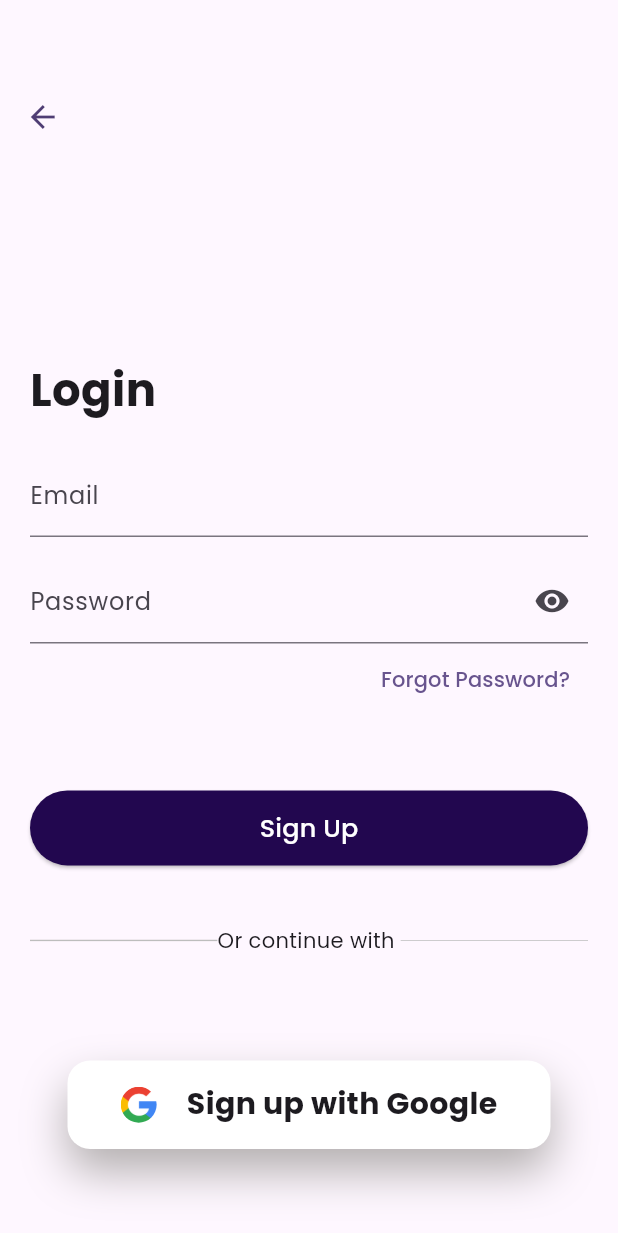
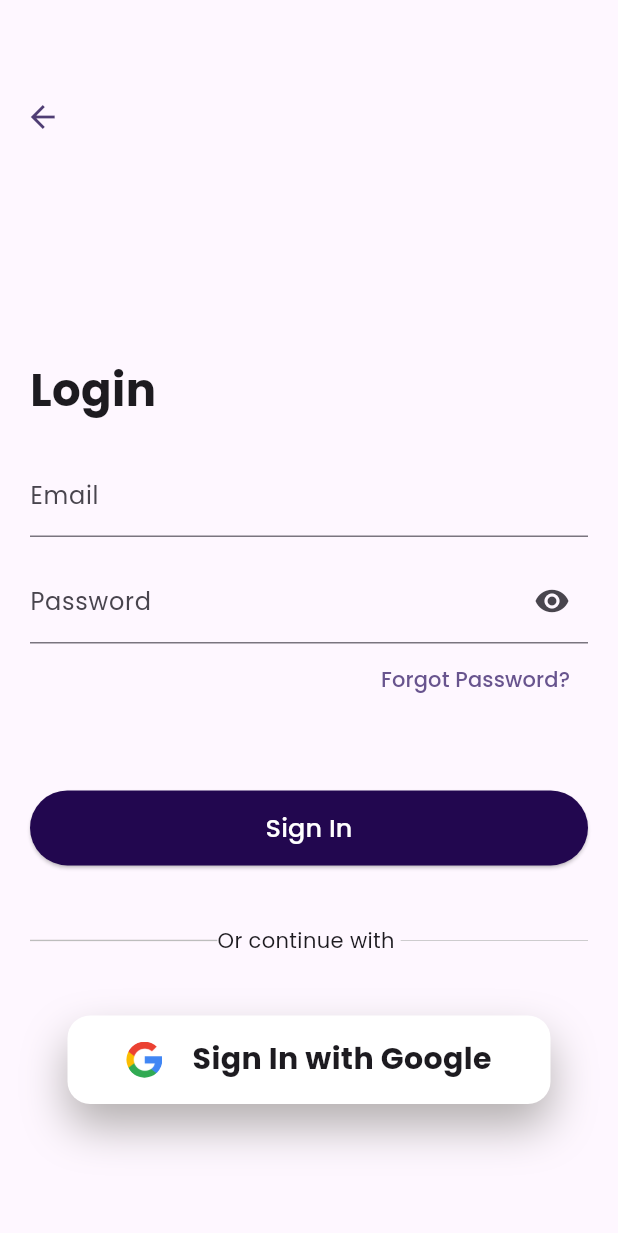
Before and after one commit to Exclaver/fantasy_app, a Flutter app: the screen it shows after launch, after a tap on "Sign In", on a phone screen of 412 x 824 dp. Shown: the top 1233 px of the screen. Run offline on Flutter 3.47's test engine with Material 2 defaults, Android fonts, the phone set to English and light mode, and no system bars; our stand-ins replace cloud_firestore, firebase_auth, firebase_core, google_fonts, google_sign_in; accounts and stored records are empty.

Commit message:
update-1

```diff
--- a/lib/main.dart
+++ b/lib/main.dart
@@ -1,4 +1,4 @@
-import 'package:fantasyapp/screens/welcome_screen.dart';
+import 'package:fantasyapp/auth/welcome_screen.dart';
 
 import 'package:flutter/material.dart';
 import 'package:firebase_core/firebase_core.dart';
--- a/lib/screens/sign_in.dart
+++ /dev/null
@@ -1,167 +0,0 @@
-import 'package:fantasyapp/widgets/app_text.dart';
-import 'package:flutter/material.dart';
-
-import '../widgets/text_field.dart';
-import '../widgets/welcome_buttons.dart';
-
-class SignIn extends StatefulWidget {
-  const SignIn({super.key});
-
-  @override
-  State<SignIn> createState() => _SignInState();
-}
-
-class _SignInState extends State<SignIn> {
-  final GlobalKey<FormState> _formKey = GlobalKey<FormState>();
-
-  final TextEditingController email = TextEditingController();
-  final TextEditingController password = TextEditingController();
-
-  bool passwordVisible = false;
-
-  @override
-  void initState() {
-    super.initState();
-    passwordVisible = true;
-  }
-
-  @override
-  Widget build(BuildContext context) {
-    final height = MediaQuery.of(context).size.height;
-    final width = MediaQuery.of(context).size.width;
-    return Scaffold(
-      floatingActionButton: Padding(
-        padding: EdgeInsets.fromLTRB(width * 0.04, height * 0.08, 0, 0),
-        child: Align(
-          alignment: Alignment.topLeft,
-          child: FloatingActionButton(
-            backgroundColor: Colors.transparent,
-            elevation: 0,
-            onPressed: () {
-              Navigator.pop(context);
-            },
-            child: const Icon(Icons.arrow_back_sharp),
-          ),
-        ),
-      ),
-      body: Padding(
-        padding: EdgeInsets.only(top: height * 0.29, left: 20, right: 20),
-        child: Form(
-          key: _formKey,
-          child: Column(
-            crossAxisAlignment: CrossAxisAlignment.stretch,
-            children: [
-              const AppText(
-                text: 'Login',
-                size: 30,
-                fontWeight: FontWeight.bold,
-              ),
-              const SizedBox(
-                height: 20,
-              ),
-              AppTextField(
-                validator: emailValidator,
-                controller: email,
-                obscureText: false,
-                label: 'Email',
-              ),
-              const SizedBox(
-                height: 15,
-              ),
-              AppTextField(
-                validator: passwordValidator,
-                controller: password,
-                obscureText: passwordVisible,
-                label: 'Password',
-                icon: IconButton(
-                  icon: passwordVisible
-                      ? const Icon(Icons.visibility)
-                      : const Icon(Icons.visibility_off),
-                  onPressed: () {
-                    setState(() {
-                      passwordVisible = !passwordVisible;
-                    });
-                  },
-                ),
-              ),
-              Row(
-                mainAxisAlignment: MainAxisAlignment.end,
-                children: [
-                  TextButton(
-                    onPressed: () {},
-                    child: const Text('Forgot Password?'),
-                  ),
-                ],
-              ),
-              const SizedBox(
-                height: 50,
-              ),
-              Center(
-                child: ElevatedButton(
-                  style: ElevatedButton.styleFrom(
-                    backgroundColor: const Color.fromARGB(255, 34, 7, 79),
-                    minimumSize: const Size.fromHeight(50),
-                  ),
-                  onPressed: () {
-                    _formKey.currentState!.validate();
-                  },
-                  child: const AppText(
-                    text: 'Sign Up',
-                    size: 17,
-                    color: Colors.white,
-                  ),
-                ),
-              ),
-              const SizedBox(
-                height: 40,
-              ),
-              Row(
-                children: [
-                  Expanded(
-                    child: Divider(
-                      thickness: 0.9,
-                      color: Colors.grey[400],
-                    ),
-                  ),
-                  const Text('Or continue with '),
-                  Expanded(
-                    child: Divider(
-                      thickness: 0.5,
-                      color: Colors.grey[400],
-                    ),
-                  ),
-                ],
-              ),
-              const SizedBox(
-                height: 70,
-              ),
-              WelcomeButton(
-                onTap: () {},
-                logo: true,
-                text: 'Sign up with Google',
-              ),
-            ],
-          ),
-        ),
-      ),
-    );
-  }
-}
-
-String? emailValidator(String? val) {
-  if (val!.isEmpty) {
-    return 'Required';
-  } else if (!val.contains('@')) {
-    return 'Enter valid email address';
-  } else {
-    return null;
-  }
-}
-
-String? passwordValidator(String? val) {
-  if (val!.isEmpty) {
-    return 'Required';
-  } else {
-    return null;
-  }
-}
--- a/lib/screens/welcome_screen.dart
+++ /dev/null
@@ -1,97 +0,0 @@
-import 'package:fantasyapp/screens/sign_in.dart';
-import 'package:fantasyapp/screens/sign_up.dart';
-import 'package:fantasyapp/widgets/welcome_buttons.dart';
-import 'package:flutter/material.dart';
-
-class WelcomeScreen extends StatelessWidget {
-  const WelcomeScreen({super.key});
-
-  @override
-  Widget build(BuildContext context) {
-    final height = MediaQuery.of(context).size.height;
-    // final width = MediaQuery.of(context).size.width;
-
-    return Scaffold(
-      body: SafeArea(
-        child: Center(
-          child: Column(
-            crossAxisAlignment: CrossAxisAlignment.stretch,
-            children: [
-              SizedBox(
-                height: height * 0.2,
-              ),
-              const Center(
-                child: Text(
-                  'Welcome to Fantasy App',
-                  style: TextStyle(fontSize: 25),
-                ),
-              ),
-              SizedBox(
-                height: height * 0.2,
-              ),
-              WelcomeButton(
-                onTap: () {},
-                logo: true,
-                text: 'Sign up with Google',
-              ),
-              const SizedBox(
-                height: 20,
-              ),
-              WelcomeButton(
-                onTap: () {
-                  Navigator.push(
-                    context,
-                    MaterialPageRoute(
-                      builder: ((context) => const SignUp()),
-                    ),
-                  );
-                },
-                logo: false,
-                text: 'Sign up with Email',
-                icon: Icons.email,
-              ),
-              const SizedBox(
-                height: 10,
-              ),
-              // WelcomeButton(
-              //   onTap: () {},
-              //   logo: false,
-              //   text: 'Sign in with Phone',
-              //   icon: Icons.phone,
-              // ),
-              // const SizedBox(
-              //   height: 10,
-              // ),
-              Row(
-                mainAxisAlignment: MainAxisAlignment.center,
-                children: [
-                  const Text(
-                    'Already have an account?',
-                    style: TextStyle(color: Colors.grey),
-                  ),
-                  TextButton(
-                    onPressed: () {
-                      Navigator.push(
-                        context,
-                        MaterialPageRoute(
-                          builder: ((context) => const SignIn()),
-                        ),
-                      );
-                    },
-                    child: const Text(
-                      'Sign In',
-                      style: TextStyle(
-                        color: Colors.blue,
-                        fontWeight: FontWeight.bold,
-                      ),
-                    ),
-                  ),
-                ],
-              )
-            ],
-          ),
-        ),
-      ),
-    );
-  }
-}
--- a/pubspec.yaml
+++ b/pubspec.yaml
@@ -28,11 +28,15 @@
 # the latest version available on pub.dev. To see which dependencies have newer
 # versions available, run `flutter pub outdated`.
 dependencies:
+  cloud_firestore: ^4.8.2
   cupertino_icons: ^1.0.2
+  firebase_auth: ^4.6.3
   firebase_core: ^2.14.0
   flutter:
     sdk: flutter
   google_fonts: ^5.1.0
+  google_sign_in: ^6.1.4
+  shared_preferences: ^2.2.0
 
 dev_dependencies:
   flutter_lints: ^2.0.0
```
Also changed, not shown: lib/model/categories_data.dart (added, +19 -0 lines), lib/screens/home.dart (added, +67 -0 lines), lib/screens/sign_up.dart (deleted, +0 -164 lines), lib/widgets/category_container.dart (added, +44 -0 lines), lib/widgets/wallet_container.dart (added, +48 -0 lines), pubspec.lock, 2 other files.
